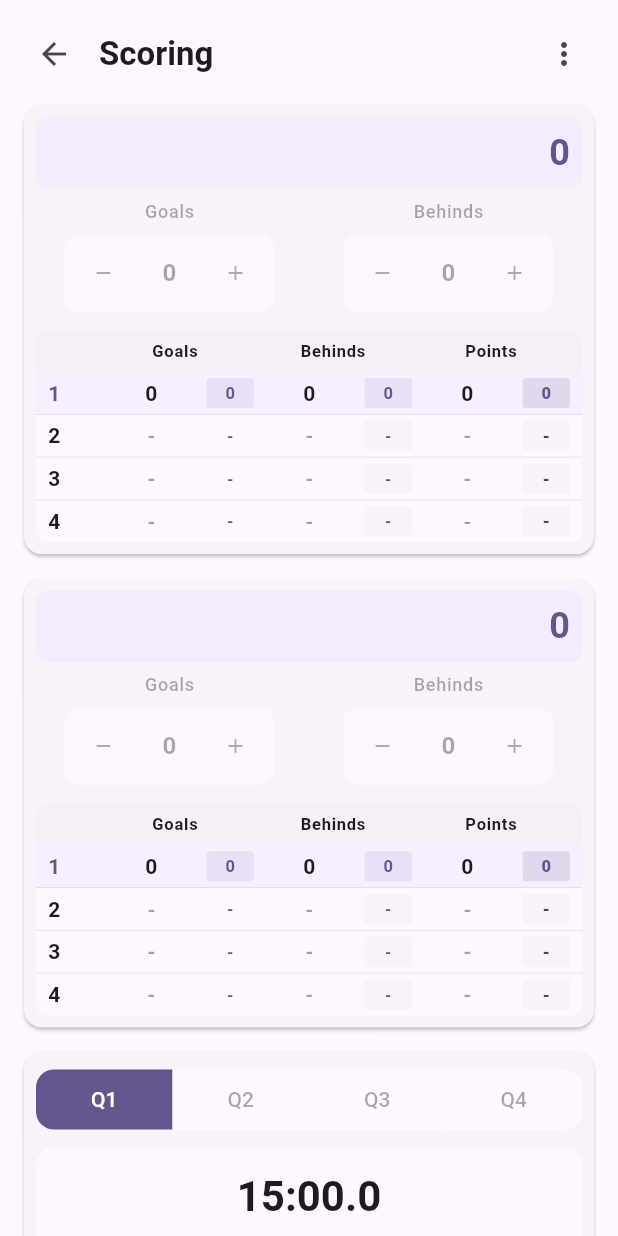
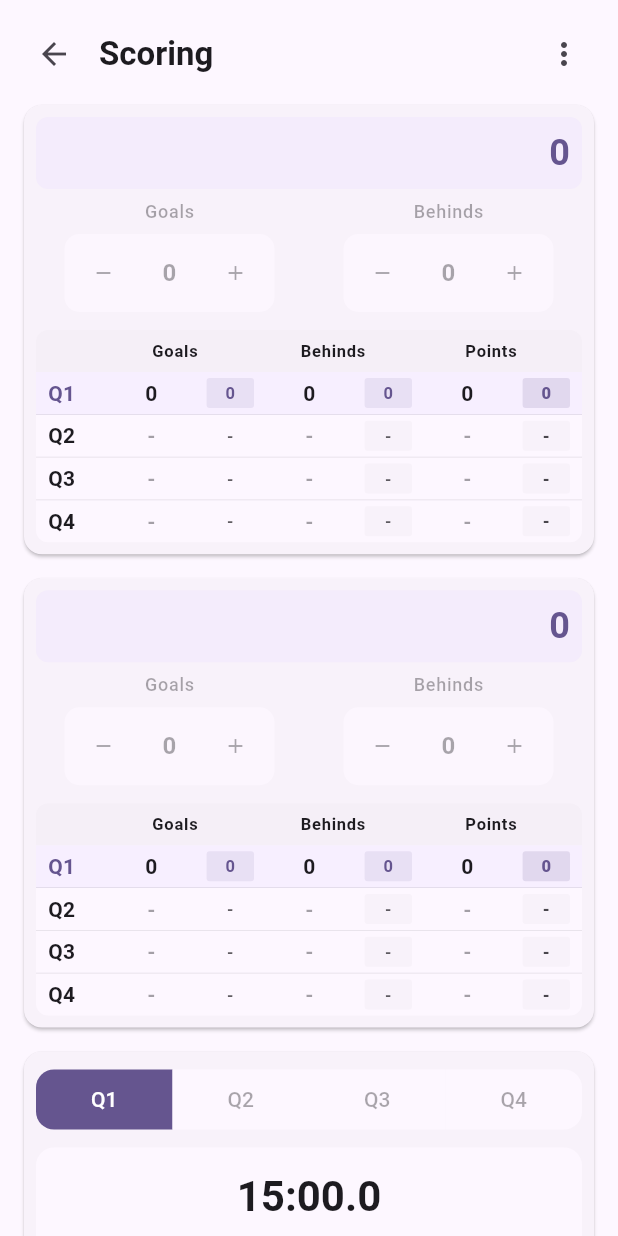
Before and after one commit to ryannortham/scorecard, a Flutter app: the Scoring screen opened directly, on a phone screen of 412 x 824 dp. Run offline on Flutter 3.47's test engine with Material 3 defaults, Android fonts, the phone set to English and light mode, and no system bars; drawn by our look-alikes of dynamic_color; our stand-ins replace font_awesome_flutter, shared_preferences, stop_watch_timer; missing offline and left inert: customizable_counter; accounts and stored records are empty.

Commit message:
Update quarter display format in score table to include 'Q' prefix for clarity

```diff
--- a/lib/widgets/score_table.dart
+++ b/lib/widgets/score_table.dart
@@ -609,7 +609,7 @@ class ScoreTable extends StatelessWidget {
           SizedBox(
             width: 32,
             child: Text(
-              '${quarter + 1}',
+              'Q${quarter + 1}',
               style: Theme.of(context).textTheme.bodyMedium?.copyWith(
                     fontWeight:
                         isCurrentQuarter ? FontWeight.w700 : FontWeight.w600,
```
